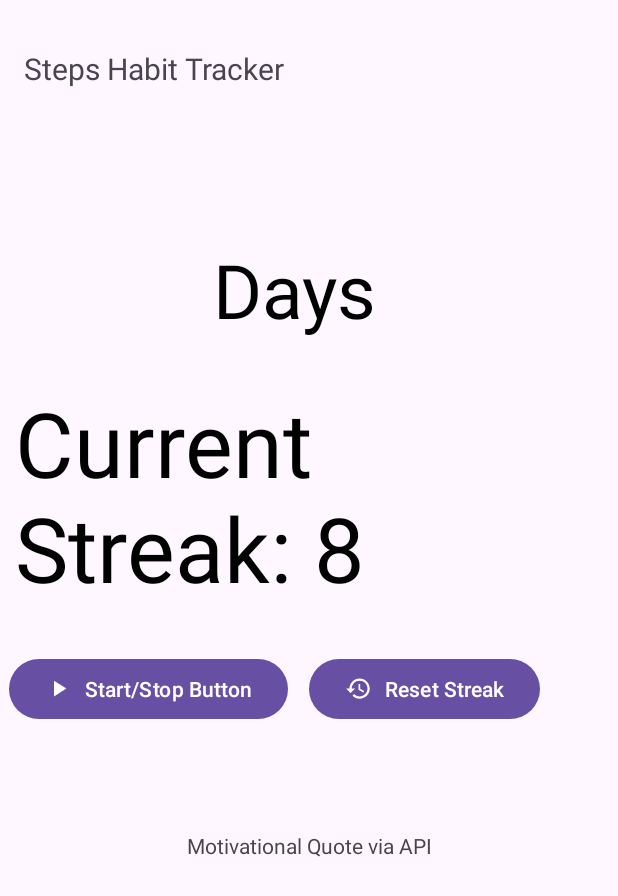
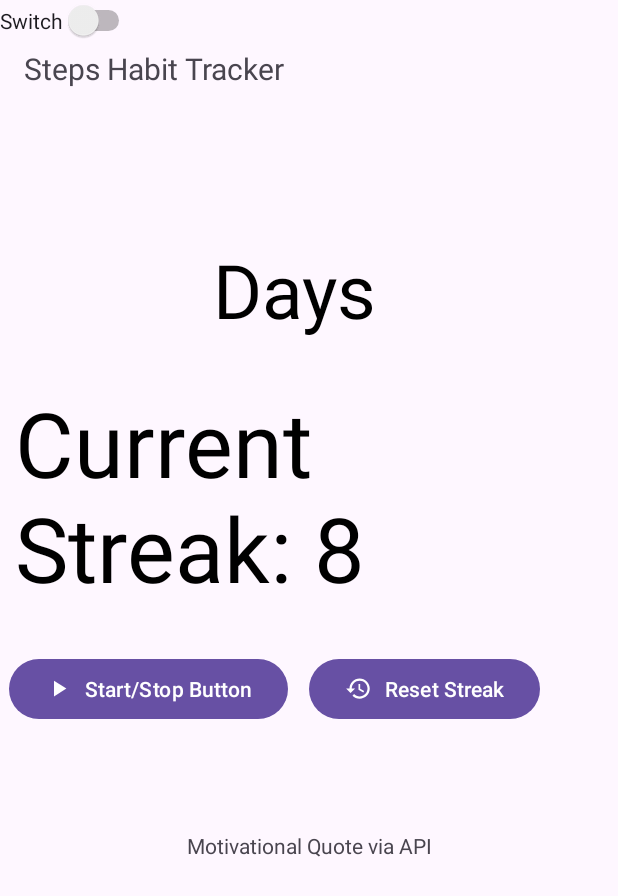
Before and after one commit to ofaruk0169/StepsHabitTracker, an Android app: the screen it shows after launch (MainActivity), on a phone screen of 412 x 824 dp. Shown: the top 896 px of the screen. Run offline under Robolectric (Android 15) with nearby library versions, the phone set to English and light mode, and no system bars.

Commit message:
used switch to test asyncronous programming

```diff
--- a/app/src/main/res/layout/activity_main.xml
+++ b/app/src/main/res/layout/activity_main.xml
@@ -80,4 +80,12 @@
         app:layout_constraintStart_toStartOf="parent"
         app:layout_constraintTop_toBottomOf="@+id/streakTimeMinutes" />
 
+    <Switch
+        android:id="@+id/switch1"
+        android:layout_width="wrap_content"
+        android:layout_height="wrap_content"
+        android:text="Switch"
+        tools:layout_editor_absoluteX="288dp"
+        tools:layout_editor_absoluteY="36dp" />
+
 </androidx.constraintlayout.widget.ConstraintLayout>
```
